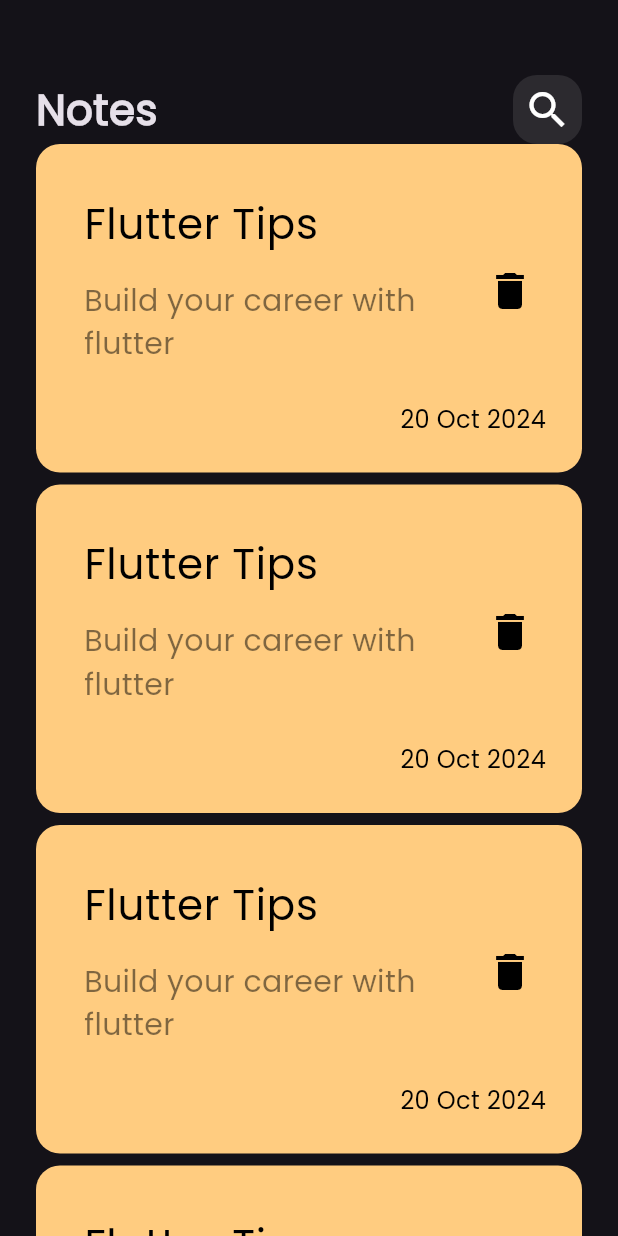
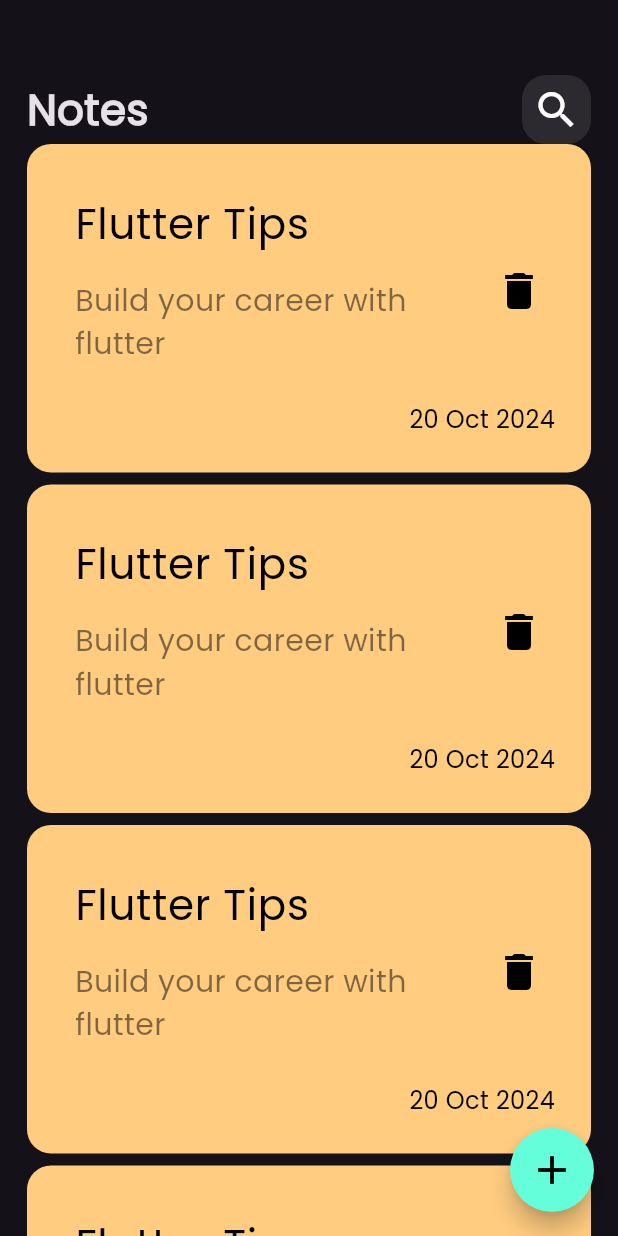
Before and after one commit to Aya95925/notes_app, a Flutter app: the screen it shows after launch, on a phone screen of 412 x 824 dp. Run offline on Flutter 3.47's test engine with Material 3 defaults, Android fonts, the phone set to English and light mode, and no system bars.

Commit message:
add floating action button

```diff
--- a/lib/views/notes_view.dart
+++ b/lib/views/notes_view.dart
@@ -7,8 +7,13 @@ class NotesView extends StatelessWidget {
   @override
   Widget build(BuildContext context) {
     return Scaffold(
-     body:const  NotesViewBody(),
-      );
-
+      floatingActionButton: FloatingActionButton(
+        onPressed: () {},
+        backgroundColor: Colors.tealAccent,
+        shape: const CircleBorder(),
+        child: const Icon(Icons.add, size: 32, color: Colors.black),
+      ),
+      body: const NotesViewBody(),
+    );
   }
 }
--- a/lib/views/widgets/notes_view_body.dart
+++ b/lib/views/widgets/notes_view_body.dart
@@ -8,7 +8,7 @@ class NotesViewBody extends StatelessWidget {
   @override
   Widget build(BuildContext context) {
     return Padding(
-      padding: const EdgeInsets.symmetric(horizontal: 24),
+      padding: const EdgeInsets.symmetric(horizontal: 18),
       child: Column(
         children: const [
           SizedBox(height: 50),
```
